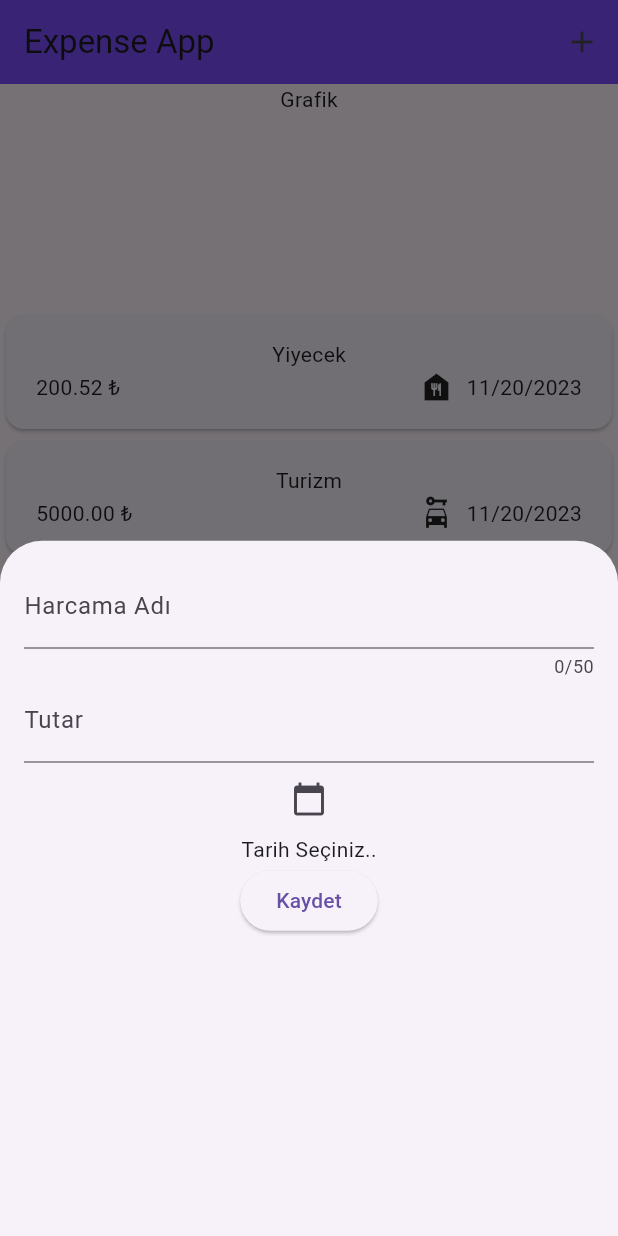
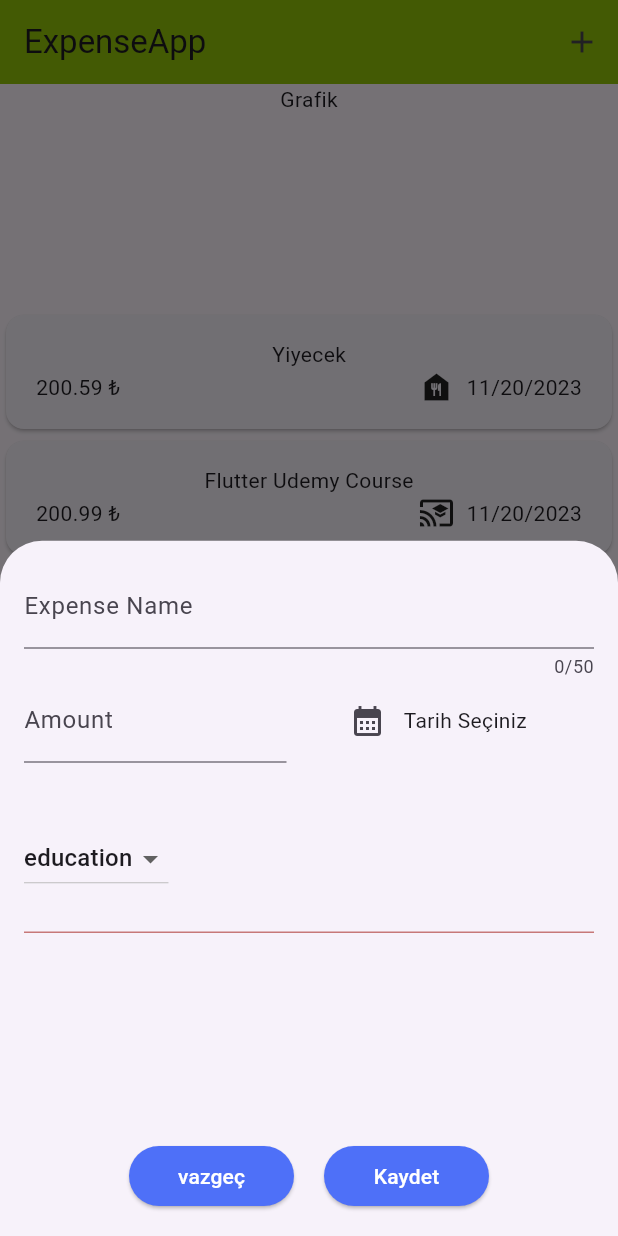
Before and after one commit to beyzaerten/expenseapp, a Flutter app: the screen it shows after launch, after a tap on the "add" icon, on a phone screen of 412 x 824 dp. Run offline on Flutter 3.47's test engine with Material 2 defaults, Android fonts, the phone set to English and light mode, and no system bars.

Commit message:
workshop 16.11.2023

```diff
--- a/lib/models/expense.dart
+++ b/lib/models/expense.dart
@@ -1,19 +1,17 @@
-// identifier => kimlik belirleyici (id)
-
-import 'package:flutter/foundation.dart';
+// expense.dart
 import 'package:flutter/material.dart';
+import 'package:uuid/uuid.dart';
 import 'package:intl/intl.dart';
-import 'package:uuid/uuid.dart';
 
 const uuid = Uuid();
 
 enum Category { food, education, travel, work }
 
 const categoryIcons = {
-  Category.food: Icons.food_bank,
+  Category.food: Icons.food_bank_sharp,
   Category.education: Icons.cast_for_education,
-  Category.travel: Icons.car_rental,
-  Category.work: Icons.business
+  Category.work: Icons.car_rental,
+  Category.travel: Icons.card_travel,
 };
 
 class Expense {
@@ -23,27 +21,27 @@ class Expense {
       required this.date,
       required this.category})
       : id = uuid.v4();
-  // ctor'da bir değeri almak yerine değer atamak
-
   final String id;
   final String name;
   final double price;
   final DateTime date;
   final Category category;
 
-  // getter method => bir değişken gibi davranır
-  // setter method => bir değişkenin değerini değiştiren method
-
   String get formattedDate {
     var formatter = DateFormat.yMd();
     return formatter.format(date);
   }
-}
-// e31d96a6-f15e-4787-ad2d-9d3965218523, Yemek, 50
-// a975e32a-999b-47ac-ae73-929a66dd216c, Yemek, 50
-// 28386049-6721-4bcb-adda-061a02020a42, Yemek, 50
-// uuid , guid =>
-// flutter'a paket ekleme
+} // dummy data
 
-// Enums
-// Enumerated Type
+final List<Expense> expenses = [
+  Expense(
+      name: "Yiyecek",
+      price: 200.59,
+      date: DateTime.now(),
+      category: Category.food),
+  Expense(
+      name: "Flutter Udemy Course",
+      price: 200.99,
+      date: DateTime.now(),
+      category: Category.education),
+]; // firebase,veritabanı
--- a/lib/pages/expense_list.dart
+++ b/lib/pages/expense_list.dart
@@ -10,25 +10,6 @@ class ExpenseList extends StatefulWidget {
 }
 
 class _ExpenseListState extends State<ExpenseList> {
-  // dummy data
-  final List<Expense> expenses = [
-    Expense(
-        name: "Yiyecek",
-        price: 200.524,
-        date: DateTime.now(),
-        category: Category.food),
-    Expense(
-        name: "Turizm",
-        price: 5000,
-        date: DateTime.now(),
-        category: Category.travel),
-    Expense(
-        name: "Flutter Udemy Course",
-        price: 200,
-        date: DateTime.now(),
-        category: Category.education),
-  ]; // firebase,veritabanı
-
   @override
   Widget build(BuildContext context) {
     return Center(
@@ -53,4 +34,3 @@ class _ExpenseListState extends State<ExpenseList> {
     );
   }
 }
-// Topbar eklemek vs..
--- a/lib/pages/main_page.dart
+++ b/lib/pages/main_page.dart
@@ -1,21 +1,37 @@
+import 'package:expenseapp/models/expense.dart';
 import 'package:expenseapp/pages/expense_list.dart';
 import 'package:expenseapp/widgets/new_expense.dart';
 import 'package:flutter/material.dart';
 
-class MainPage extends StatelessWidget {
+class MainPage extends StatefulWidget {
   const MainPage({Key? key}) : super(key: key);
+
+  @override
+  _MainPageState createState() => _MainPageState();
+}
+
+class _MainPageState extends State<MainPage> {
+  void addNewExpenseList(Expense newAddlistExpense) {
+    setState(() {
+      // listeye yeni veri eklemek
+      expenses.add(newAddlistExpense);
+    });
+  }
 
   @override
   Widget build(BuildContext context) {
     return Scaffold(
       appBar: AppBar(
-        backgroundColor: Colors.deepPurpleAccent,
-        title: const Text("Expense App"),
+        backgroundColor: const Color.fromARGB(255, 146, 196, 9),
+        title: const Text("ExpenseApp"),
         actions: [
           IconButton(
               onPressed: () {
                 showModalBottomSheet(
-                    context: context, builder: (ctx) => NewExpense());
+                    context: context,
+                    builder: (ctx) => NewExpense(
+                          addExpenseList: addNewExpenseList,
+                        ));
               },
               icon: const Icon(Icons.add)),
         ],
--- a/lib/widgets/expense_item.dart
+++ b/lib/widgets/expense_item.dart
@@ -1,7 +1,6 @@
 import 'package:expenseapp/models/expense.dart';
 import 'package:flutter/material.dart';
 
-// 10:05
 class ExpenseItem extends StatelessWidget {
   const ExpenseItem(this.expense, {Key? key}) : super(key: key);
   final Expense expense;
@@ -16,8 +15,7 @@ class ExpenseItem extends StatelessWidget {
             Text(expense.name),
             Row(
               children: [
-                // String Interpolation
-                Text("${expense.price.toStringAsFixed(2)} ₺"), // Alt GR + T
+                Text("${expense.price.toStringAsFixed(2)} ₺"),
                 const Spacer(),
                 Icon(categoryIcons[expense.category]),
                 const SizedBox(width: 8),
--- a/lib/widgets/new_expense.dart
+++ b/lib/widgets/new_expense.dart
@@ -1,18 +1,91 @@
+import 'package:expenseapp/models/expense.dart';
 import 'package:flutter/material.dart';
 import 'package:intl/intl.dart';
 
 class NewExpense extends StatefulWidget {
-  const NewExpense({Key? key}) : super(key: key);
+  const NewExpense({Key? key, required this.addExpenseList}) : super(key: key);
 
+  final Function(Expense) addExpenseList;
   @override
   _NewExpenseState createState() => _NewExpenseState();
 }
 
 class _NewExpenseState extends State<NewExpense> {
-  // Controller
   final _nameController = TextEditingController();
   final _amountController = TextEditingController();
-  DateTime? _selectedDate; // Seçilen tarihi saklamak için değişken
+  DateTime? _selectedDate;
+  Category _selectedCategory = Category.education;
+
+  void _openDatePicker() async {
+    DateTime now = DateTime.now();
+    DateTime oneyearsago = DateTime(now.year - 10, now.month, now.day);
+
+    // showDatePicker(
+    //         context: context,
+    //         initialDate: now,
+    //         firstDate: oneyearsago,
+    //         lastDate: now)
+    //     .then((value) {
+    //   print(value);
+
+    DateTime? selectedDate = await showDatePicker(
+        context: context,
+        initialDate: _selectedDate == null ? now : _selectedDate!,
+        firstDate: oneyearsago,
+        lastDate: now);
+
+    setState(() {
+      _selectedDate = selectedDate;
+    });
+    print("26. satır çalıştı");
+  }
+
+  //   //await showDatePicker(
+  //      // context: context,
+  //       initialDate: now,
+  //       firstDate: oneyearsago,
+  //       lastDate: now);
+
+  //   print("26. satır çalıştı");
+  // }
+
+  void _addNewExpense() {
+    final amount = double.tryParse(_amountController.text);
+    if (amount == null ||
+        amount < 0 ||
+        _nameController.text.isEmpty ||
+        _selectedDate == null) {
+      showDialog(
+          context: context,
+          builder: (ctx) {
+            return AlertDialog(
+              title: const Text("validation error"),
+              content: const Text("please fill all blank areas"),
+              actions: [
+                TextButton(
+                    onPressed: () {
+                      Navigator.pop(ctx);
+                    },
+                    child: const Text("okay "))
+              ],
+            );
+          });
+    } else {
+      // valid bir değer
+      // listeye ekleme yapılması gereken nokta..
+
+      // Listeye eklenecek veriler kullanıcıdan alındı
+      Expense newExpense = Expense(
+          name: _nameController.text,
+          price: amount,
+          date: _selectedDate!,
+          category: _selectedCategory);
+
+      widget.addExpenseList(newExpense);
+
+      Navigator.pop(context);
+    }
+  }
 
   @override
   Widget build(BuildContext context) {
@@ -23,54 +96,94 @@ class _NewExpenseState extends State<NewExpense> {
           TextField(
             controller: _nameController,
             maxLength: 50,
-            decoration: const InputDecoration(labelText: "Harcama Adı"),
+            decoration: const InputDecoration(label: Text("Expense Name")),
           ),
-          TextField(
-            controller: _amountController,
-            keyboardType: TextInputType.number,
-            decoration: const InputDecoration(
-              labelText: "Tutar",
-              prefixText: "₺",
-            ),
+          Row(
+            children: newMethod,
           ),
-          IconButton(
-            onPressed: () async {
-              // Tarih seçiciyi göster ve kullanıcının bir tarih seçmesini bekle
-              DateTime? pickedDate = await showDatePicker(
-                context: context,
-                initialDate: DateTime.now(),
-                firstDate: DateTime(2000),
-                lastDate: DateTime(2101),
-              );
-
-              // Kullanıcı bir tarih seçtiyse seçilen tarihi güncelle
-              if (pickedDate != null && pickedDate != _selectedDate) {
-                setState(() {
-                  _selectedDate = pickedDate;
-                });
-              }
-            },
-            icon: const Icon(Icons.calendar_today),
+          const SizedBox(
+            height: 40,
           ),
-          Text(
-            _selectedDate == null
-                ? "Tarih Seçiniz.."
-                : "Seçilen Tarih: ${DateFormat('dd/MM/yyyy').format(_selectedDate!)}",
+          Row(
+            children: [
+              DropdownButton(
+                  value: _selectedCategory,
+                  items: Category.values.map((category) {
+                    return DropdownMenuItem(
+                        value: category, child: Text(category.name.toString()));
+                  }).toList(),
+                  onChanged: (value) {
+                    setState(() {
+                      if (value != null) _selectedCategory = value;
+                    });
+                  })
+            ],
           ),
-          ElevatedButton(
-            onPressed: () {
-              // Buton basımını işle, _selectedDate'i gerektiği gibi kullanın
-              if (_selectedDate != null) {
-                print("Kayıt başarılı: ${_nameController.text}");
-                print("Seçilen Tarih: ${DateFormat('dd/MM/yyyy').format(_selectedDate!)}");
-              } else {
-                print("Lütfen bir tarih seçin.");
-              }
-            },
-            child: const Text("Kaydet"),
+          const Divider(
+            height: 50,
+            thickness: 1,
+            color: Color.fromARGB(255, 199, 120, 120),
           ),
+          const Spacer(),
+          Row(
+            mainAxisAlignment: MainAxisAlignment.center,
+            children: [
+              ElevatedButton(
+                  style: ElevatedButton.styleFrom(
+                    backgroundColor: const Color.fromARGB(255, 78, 112, 248),
+                    foregroundColor: Colors.white,
+                    fixedSize: const Size(110, 35),
+                  ),
+                  onPressed: () {
+                    Navigator.pop(context);
+                  },
+                  child: const Text("vazgeç")),
+              const SizedBox(
+                width: 20,
+              ),
+              ElevatedButton(
+                  style: ElevatedButton.styleFrom(
+                    backgroundColor: const Color.fromARGB(255, 78, 112, 248),
+                    foregroundColor: Colors.white,
+                    fixedSize: const Size(110, 35),
+                  ),
+                  onPressed: () {
+                    _addNewExpense();
+                  },
+                  child: const Text("Kaydet")),
+            ],
+          )
         ],
       ),
     );
   }
+
+  List<Widget> get newMethod {
+    return [
+      Expanded(
+        child: TextField(
+          controller: _amountController,
+          keyboardType: TextInputType.number,
+          decoration:
+              const InputDecoration(label: Text("Amount"), prefixText: "₺"),
+        ),
+      ),
+      const SizedBox(
+        width: 30,
+      ),
+      Expanded(
+        child: Row(
+          children: [
+            IconButton(
+              onPressed: () => _openDatePicker(),
+              icon: const Icon(Icons.calendar_month),
+            ),
+            Text(_selectedDate == null
+                ? "Tarih Seçiniz"
+                : DateFormat.yMd().format(_selectedDate!)),
+          ],
+        ),
+      ),
+    ];
+  }
 }
```
Also changed, not shown: lib/main.dart (+2 -6 lines).
